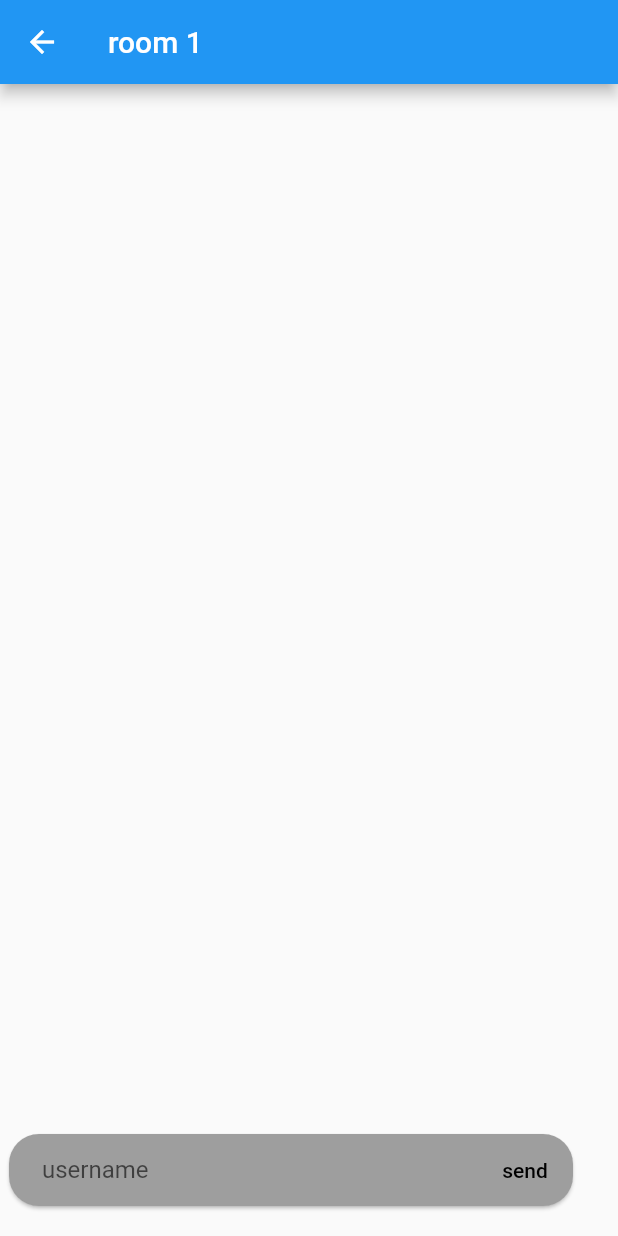
After one commit to gokhanvaris/realtime_chat_app, a Flutter app: the screen it shows after launch, after a tap on an icon or button, on a phone screen of 412 x 824 dp. The commit adds this screen. Run offline on Flutter 3.47's test engine with Material 2 defaults, Android fonts, the phone set to English and light mode, and no system bars; our stand-ins replace auto_route, easy_localization, envied, equatable, flutter_bloc, get_it and 2 more; missing offline and left inert: easy_logger; generated files the repository leaves out were written again.

Commit message:
receive message design added

```diff
--- a/lib/feature/chat/view/chat_view.dart
+++ b/lib/feature/chat/view/chat_view.dart
@@ -1,11 +1,10 @@
 import 'package:auto_route/auto_route.dart';
 import 'package:flutter/material.dart';
 import 'package:flutter_bloc/flutter_bloc.dart';
-import 'package:gen/gen.dart';
 import 'package:realtime_chat_app/feature/chat/view/mixin/chat_view_mixin.dart';
-import 'package:realtime_chat_app/feature/home/view_model/home_view_model.dart';
+import 'package:realtime_chat_app/feature/chat/view/widget/build_body.dart';
+import 'package:realtime_chat_app/feature/chat/view/widget/build_chat_button.dart';
 import 'package:realtime_chat_app/product/init/language/locale_keys.g.dart';
-import 'package:realtime_chat_app/product/state/view_model/app_state.dart';
 import 'package:realtime_chat_app/product/utility/enums/project_enums.dart';
 
 @RoutePage()
@@ -19,12 +18,14 @@ class ChatView extends StatefulWidget {
   final String id;
   final String userName;
   final RoomType roomType;
+
   @override
   State<ChatView> createState() => _ChatViewState();
 }
 
 class _ChatViewState extends State<ChatView> with ChatViewMixin {
-  TextEditingController? _textEditingController = TextEditingController();
+  TextEditingController? textEditingController = TextEditingController();
+
   @override
   Widget build(BuildContext context) {
     return BlocProvider(
@@ -33,7 +34,14 @@ class _ChatViewState extends State<ChatView> with ChatViewMixin {
         appBar: AppBar(
           title: Text('${LocaleKeys.room} ${widget.id}'),
         ),
-        floatingActionButton: Container(
+        floatingActionButton: buildFloatingActionButton(),
+        body: const BuildBody(),
+      ),
+    );
+  }
+
+  Container buildFloatingActionButton() {
+    return Container(
       padding: const EdgeInsets.only(top: 20, right: 10, left: 10),
       child: Padding(
         padding: const EdgeInsets.only(left: 8.0),
@@ -50,13 +58,13 @@ class _ChatViewState extends State<ChatView> with ChatViewMixin {
                   child: TextFormField(
                     onChanged: (val) {
                       if (val.isNotEmpty) {
-                            _textEditingController?.text = val;
+                        textEditingController?.text = val;
                       } else {
-                            _textEditingController = null;
+                        textEditingController = null;
                       }
                       setState(() {});
                     },
-                        controller: _textEditingController,
+                    controller: textEditingController,
                     decoration: const InputDecoration(
                       hintText: LocaleKeys.username,
                       border: InputBorder.none,
@@ -65,47 +73,11 @@ class _ChatViewState extends State<ChatView> with ChatViewMixin {
                   ),
                 ),
               ),
-                  TextButton(
-                      onPressed: () {
-                        if (_textEditingController?.text != "") {
-                          homeViewModel.sendMessage(
-                              roomType: widget.roomType,
-                              message: _textEditingController?.text,
-                              username: widget.userName);
-                          _textEditingController?.text = "";
-                        }
-                      },
-                      child: const Text(LocaleKeys.send,
-                          style: TextStyle(color: ColorName.black)))
-                ],
-              ),
-            ),
-          ),
-        ),
-        body: Center(
-          child: Column(
-            children: [
-              BlocBuilder<HomeViewModel, AppState>(
-                builder: (context, state) {
-                  if (state.messagesListState != null) {
-                    return Expanded(
-                      child: ListView.builder(
-                        shrinkWrap: true,
-                        itemCount: state.messagesListState!.length,
-                        itemBuilder: (context, index) {
-                          return ListTile(
-                            title: Text(state.messagesListState![index]),
-                          );
-                        },
-                      ),
-                    );
-                  } else {
-                    return const Center(
-                      child: SizedBox(),
-                    );
-                  }
-                },
-              ),
+              BuildChatButton(
+                textEditingController: textEditingController,
+                homeViewModel: homeViewModel,
+                widget: widget,
+              )
             ],
           ),
         ),
--- /dev/null
+++ b/lib/feature/chat/view/widget/build_body.dart
@@ -0,0 +1,41 @@
+import 'package:flutter/material.dart';
+import 'package:flutter_bloc/flutter_bloc.dart';
+import 'package:realtime_chat_app/feature/home/view_model/home_view_model.dart';
+import 'package:realtime_chat_app/product/state/view_model/app_state.dart';
+
+class BuildBody extends StatelessWidget {
+  const BuildBody({
+    super.key,
+  });
+
+  @override
+  Widget build(BuildContext context) {
+    return Center(
+      child: Column(
+        children: [
+          BlocBuilder<HomeViewModel, AppState>(
+            builder: (context, state) {
+              if (state.messagesListState != null) {
+                return Expanded(
+                  child: ListView.builder(
+                    shrinkWrap: true,
+                    itemCount: state.messagesListState!.length,
+                    itemBuilder: (context, index) {
+                      return ListTile(
+                        title: Text(state.messagesListState![index]),
+                      );
+                    },
+                  ),
+                );
+              } else {
+                return const Center(
+                  child: SizedBox(),
+                );
+              }
+            },
+          ),
+        ],
+      ),
+    );
+  }
+}
--- /dev/null
+++ b/lib/feature/chat/view/widget/build_chat_button.dart
@@ -0,0 +1,34 @@
+import 'package:flutter/material.dart';
+import 'package:gen/gen.dart';
+import 'package:realtime_chat_app/feature/chat/view/chat_view.dart';
+import 'package:realtime_chat_app/feature/home/view_model/home_view_model.dart';
+import 'package:realtime_chat_app/product/init/language/locale_keys.g.dart';
+
+class BuildChatButton extends StatelessWidget {
+  const BuildChatButton({
+    super.key,
+    required this.textEditingController,
+    required this.homeViewModel,
+    required this.widget,
+  });
+
+  final TextEditingController? textEditingController;
+  final HomeViewModel homeViewModel;
+  final ChatView widget;
+
+  @override
+  Widget build(BuildContext context) {
+    return TextButton(
+        onPressed: () {
+          if (textEditingController?.text != "") {
+            homeViewModel.sendMessage(
+                roomType: widget.roomType,
+                message: textEditingController?.text,
+                username: widget.userName);
+            textEditingController?.text = "";
+          }
+        },
+        child: const Text(LocaleKeys.send,
+            style: TextStyle(color: ColorName.black)));
+  }
+}
```
Lines whose indentation alone changed are shown as unchanged.
